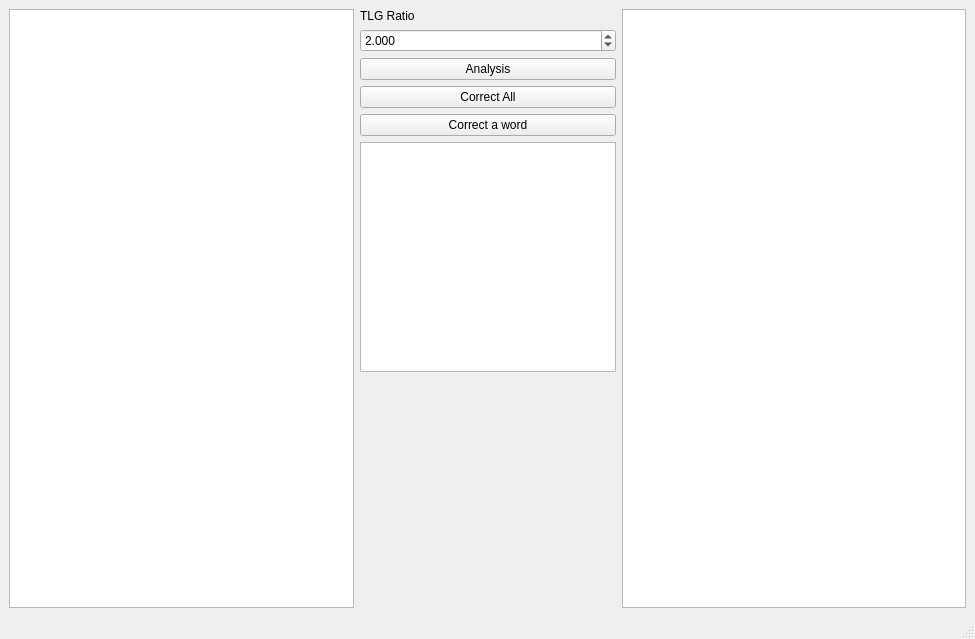
Above: gui/gui.ui from pathammer/Speak-and-Spell before the change. Below: the same form after it.
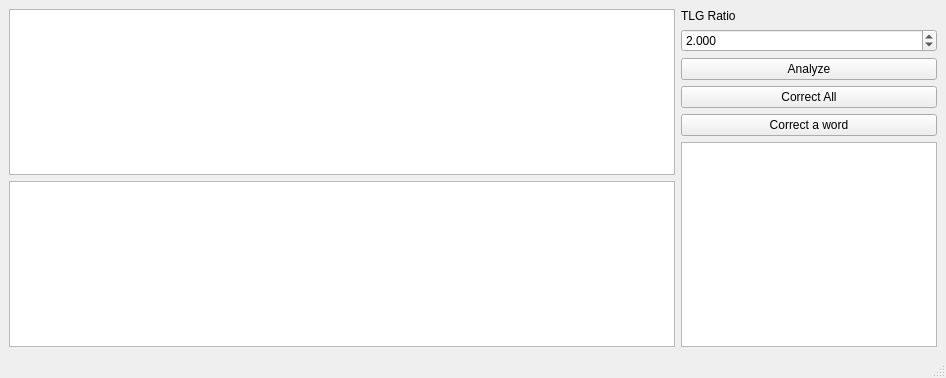
That is the form after the change.

What changed in the file:
```diff
--- a/gui/gui.ui
+++ b/gui/gui.ui
@@ -6,8 +6,8 @@
    <rect>
     <x>0</x>
     <y>0</y>
-    <width>975</width>
-    <height>639</height>
+    <width>946</width>
+    <height>378</height>
    </rect>
   </property>
   <property name="sizePolicy">
@@ -22,6 +22,11 @@
   <widget class="QWidget" name="centralwidget">
    <layout class="QHBoxLayout" name="horizontalLayout_2">
     <item>
+     <layout class="QVBoxLayout" name="verticalLayout_2">
+      <property name="rightMargin">
+       <number>0</number>
+      </property>
+      <item>
      <widget class="QTextEdit" name="textEdit">
       <property name="sizePolicy">
        <sizepolicy hsizetype="Expanding" vsizetype="Expanding">
@@ -37,6 +42,17 @@
      </widget>
     </item>
     <item>
+       <widget class="QTextEdit" name="textEdit_2">
+        <property name="font">
+         <font>
+          <pointsize>20</pointsize>
+         </font>
+        </property>
+       </widget>
+      </item>
+     </layout>
+    </item>
+    <item>
      <layout class="QVBoxLayout" name="verticalLayout">
       <property name="spacing">
        <number>6</number>
@@ -67,7 +83,7 @@
       <item>
        <widget class="QPushButton" name="pushButton_3">
         <property name="text">
-         <string>Analysis</string>
+         <string>Analyze</string>
         </property>
        </widget>
       </item>
@@ -136,30 +152,8 @@
         </property>
        </widget>
       </item>
-      <item>
-       <widget class="QLabel" name="label">
-        <property name="sizePolicy">
-         <sizepolicy hsizetype="Preferred" vsizetype="Expanding">
-          <horstretch>0</horstretch>
-          <verstretch>0</verstretch>
-         </sizepolicy>
-        </property>
-        <property name="text">
-         <string/>
-        </property>
-       </widget>
-      </item>
      </layout>
     </item>
-    <item>
-     <widget class="QTextEdit" name="textEdit_2">
-      <property name="font">
-       <font>
-        <pointsize>20</pointsize>
-       </font>
-      </property>
-     </widget>
-    </item>
    </layout>
   </widget>
   <widget class="QMenuBar" name="menubar">
```
Left out of the diff: 21 changed lines with no effect on the pictures. Lines whose indentation alone changed are shown as unchanged.
